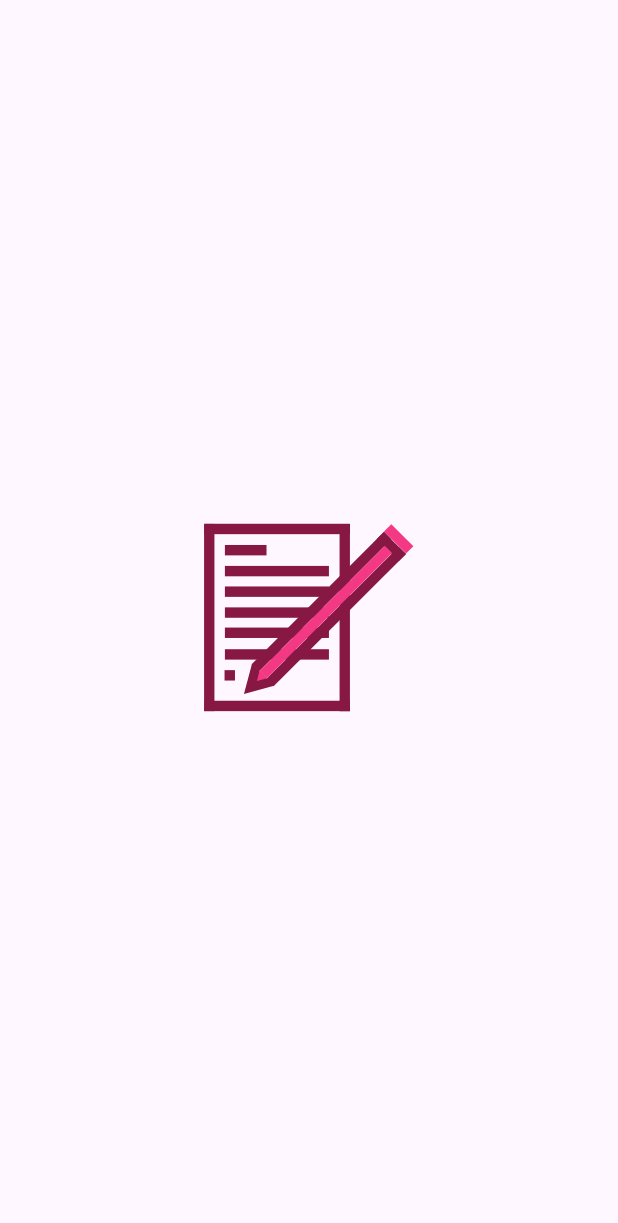
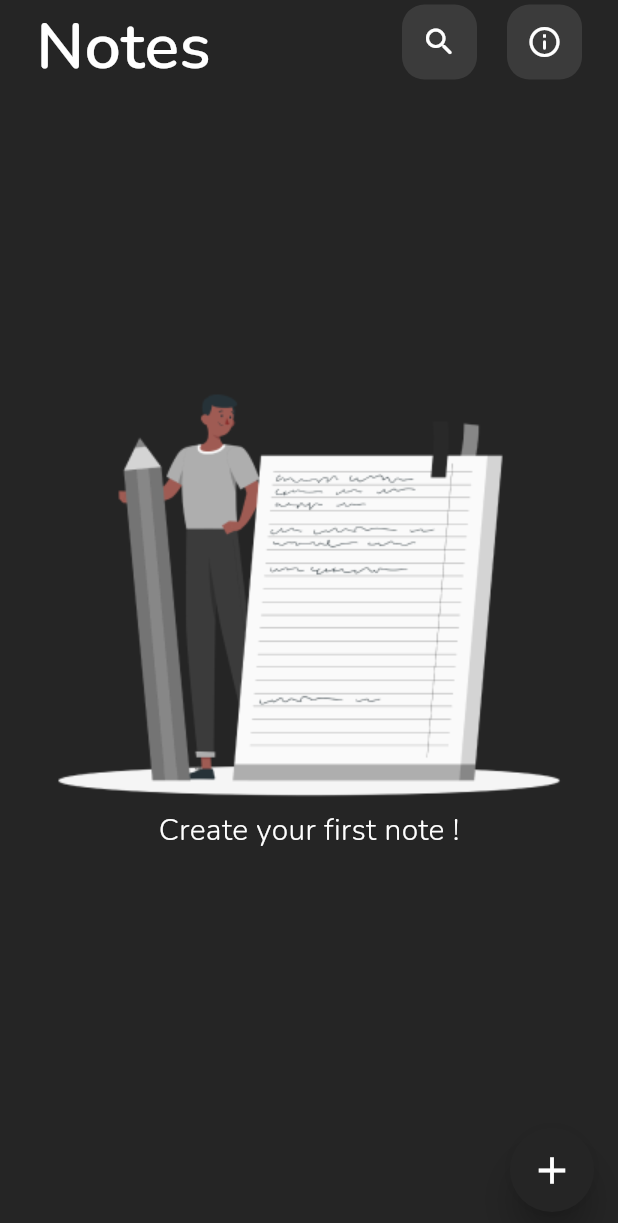
Before and after one commit to MustafaAhmed313/Note-Taker, a Flutter app: the screen it shows after launch, on a phone screen of 412 x 824 dp. Shown: the top 1223 px of the screen. Run offline on Flutter 3.47's test engine with Material 3 defaults, Android fonts, the phone set to English and light mode, and no system bars; drawn by our look-alikes of lottie; our stand-ins replace animated_splash_screen, get.

Commit message:
Creating the home screen of the notes app.

```diff
--- a/lib/constants/app_colors.dart
+++ b/lib/constants/app_colors.dart
@@ -1,7 +1,7 @@
 import 'package:flutter/material.dart';
 
 class AppColors {
-  static const Color pink = Color(0xFFFF6699);
   static const Color primary = Color(0xFF252525);
   static const Color white = Colors.white;
+  static const Color secondary = Color(0xFF3B3B3B);
 }
--- /dev/null
+++ b/lib/constants/app_font_sizes.dart
@@ -0,0 +1,4 @@
+class AppFontSizes {
+  static const double num43 = 43;
+  static const double num20 = 20;
+}
--- /dev/null
+++ b/lib/constants/app_font_weights.dart
@@ -0,0 +1,7 @@
+import 'package:flutter/material.dart';
+
+class AppFontWeights {
+  static const FontWeight light = FontWeight.w300;
+  static const FontWeight semiBold = FontWeight.w600;
+  static const FontWeight regular = FontWeight.w400;
+}
--- /dev/null
+++ b/lib/screens/create_note_screen.dart
@@ -0,0 +1,17 @@
+import 'package:flutter/material.dart';
+
+class CreateNoteScreen extends StatefulWidget {
+  const CreateNoteScreen({super.key});
+
+  @override
+  State<CreateNoteScreen> createState() => _CreateNoteScreenState();
+}
+
+class _CreateNoteScreenState extends State<CreateNoteScreen> {
+  @override
+  Widget build(BuildContext context) {
+    return Scaffold(
+
+    );
+  }
+}
--- a/lib/screens/home_screen.dart
+++ b/lib/screens/home_screen.dart
@@ -1,5 +1,14 @@
+import 'package:flutter/cupertino.dart';
 import 'package:flutter/material.dart';
+import 'package:flutter/painting.dart';
+import 'package:get/get.dart';
 import 'package:lottie/lottie.dart';
+import 'package:notes_app/constants/app_font_sizes.dart';
+import 'package:notes_app/constants/app_font_weights.dart';
+import 'package:notes_app/screens/create_note_screen.dart';
+import 'package:notes_app/widgets/home_app_bar.dart';
+
+import '../constants/app_colors.dart';
 
 class HomeScreen extends StatefulWidget {
   const HomeScreen({super.key});
@@ -12,9 +21,41 @@ class _HomeScreenState extends State<HomeScreen> {
   @override
   Widget build(BuildContext context) {
     return Scaffold(
-      body: Center(
-        child: LottieBuilder.asset('assets/animation/Animation - 1723985024339.json'),
-      )
+      floatingActionButton: FloatingActionButton(
+        child: Icon(Icons.add, size: 30, color: AppColors.white),
+        elevation: 10,
+        shape: CircleBorder(),
+        backgroundColor: AppColors.primary,
+        onPressed: () {
+          Get.to(CreateNoteScreen());
+        },
+      ),
+
+      appBar: homeAppBar(),
+      body: Container(
+        color: AppColors.primary,
+        width: double.infinity,
+        child: Column(
+          mainAxisAlignment: MainAxisAlignment.center,
+          crossAxisAlignment: CrossAxisAlignment.center,
+          children: [
+            const Image(
+              image: AssetImage('assets/images/rafiki.png'),
+            ),
+            const Padding(
+              padding: EdgeInsets.only(bottom: 60),
+              child: Text(
+                'Create your first note !',
+                style: TextStyle(
+                    color: AppColors.white,
+                    fontSize: AppFontSizes.num20,
+                    fontWeight: AppFontWeights.light
+                ),
+              )
+            )
+          ],
+        )
+      ),
     );
   }
 }
--- /dev/null
+++ b/lib/widgets/button_with_icon.dart
@@ -0,0 +1,18 @@
+import 'package:flutter/material.dart';
+import 'package:notes_app/constants/app_colors.dart';
+
+Widget buttonWithIcon({
+  required IconData icon
+}) {
+  return GestureDetector(
+    child: Container(
+      decoration: BoxDecoration(
+        color: AppColors.secondary,
+        borderRadius: BorderRadius.circular(15)
+      ),
+      width: 50,
+      height: 50,
+      child: Icon(icon, color: AppColors.white),
+    ),
+  );
+}
--- /dev/null
+++ b/lib/widgets/home_app_bar.dart
@@ -0,0 +1,29 @@
+import 'package:flutter/material.dart';
+import 'package:notes_app/constants/app_colors.dart';
+import 'package:notes_app/constants/app_font_sizes.dart';
+import 'package:notes_app/constants/app_font_weights.dart';
+import 'package:notes_app/widgets/button_with_icon.dart';
+
+PreferredSizeWidget homeAppBar() {
+  return AppBar(
+    backgroundColor: AppColors.primary,
+    leadingWidth: 150,
+    leading: const Padding(
+      padding: EdgeInsets.only(left: 24),
+      child: Text(
+        'Notes',
+        style: TextStyle(
+            color: AppColors.white,
+            fontSize: AppFontSizes.num43,
+            fontWeight: AppFontWeights.semiBold
+        )
+      ),
+    ),
+    actions: [
+      buttonWithIcon(icon: Icons.search_rounded),
+      SizedBox(width: 20),
+      buttonWithIcon(icon: Icons.info_outline_rounded),
+      SizedBox(width: 24),
+    ],
+  );
+}
```
Also changed, not shown: assets/images/rafiki.png (added).
